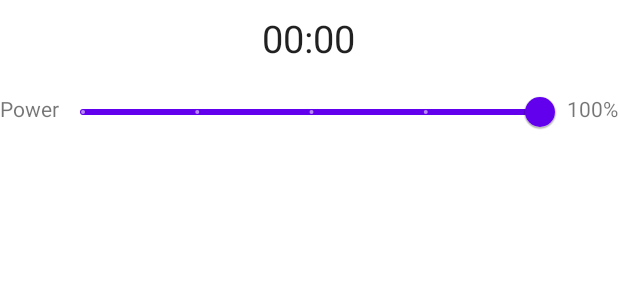
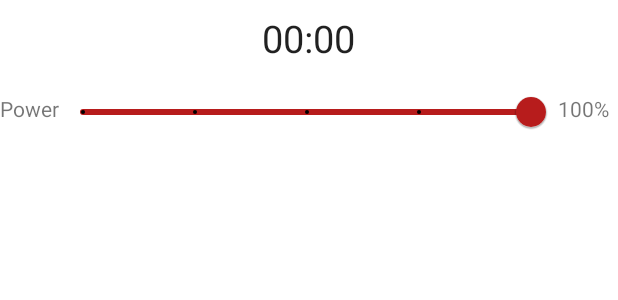
Before and after one commit to ajoboe/RoastAssistant, an Android app: the layout fragment_roast.xml on its own in the app's theme, with its tools: preview values and no code run, on a phone screen of 412 x 824 dp. Shown: the top 300 px of the screen. Run offline under Robolectric (Android 15) with nearby library versions, the phone set to English and light mode, and no system bars.

Commit message:
styled the slider red

```diff
--- a/app/src/main/res/layout/fragment_roast.xml
+++ b/app/src/main/res/layout/fragment_roast.xml
@@ -66,6 +66,7 @@
 
         <com.google.android.material.slider.Slider
             android:id="@+id/slider_power"
+            style="@style/PowerSlider"
             android:layout_width="0dp"
             android:layout_height="wrap_content"
             android:layout_marginEnd="2dp"
@@ -79,7 +80,7 @@
 
         <TextView
             android:id="@+id/text_current_power"
-            android:layout_width="wrap_content"
+            android:layout_width="40dp"
             android:layout_height="wrap_content"
             android:layout_marginTop="12dp"
             android:text="100%"
--- a/app/src/main/res/values/colors.xml
+++ b/app/src/main/res/values/colors.xml
@@ -3,6 +3,9 @@
     <color name="purple_200">#FFBB86FC</color>
     <color name="purple_500">#FF6200EE</color>
     <color name="purple_700">#FF3700B3</color>
+    <color name="red_200">#EF9A9A</color>
+    <color name="red_500">#F44336</color>
+    <color name="red_700">#D32F2F</color>
     <color name="teal_200">#FF03DAC5</color>
     <color name="teal_700">#FF018786</color>
     <color name="black">#FF000000</color>
--- /dev/null
+++ b/app/src/main/res/values/styles.xml
@@ -0,0 +1,11 @@
+<?xml version="1.0" encoding="utf-8"?>
+<resources>
+    <style name="PowerSlider" parent="@style/Widget.MaterialComponents.Slider">
+        <item name="trackColorActive">#B71C1C</item>
+        <item name="thumbColor">#B71C1C</item>
+        <item name="trackColorInactive">#3DB71C1C</item>
+        <item name="haloColor">#3DB71C1C</item>
+        <item name="tickColorActive">@color/black</item>
+        <item name="tickColorInactive">#B71C1C</item>
+    </style>
+</resources>
```
